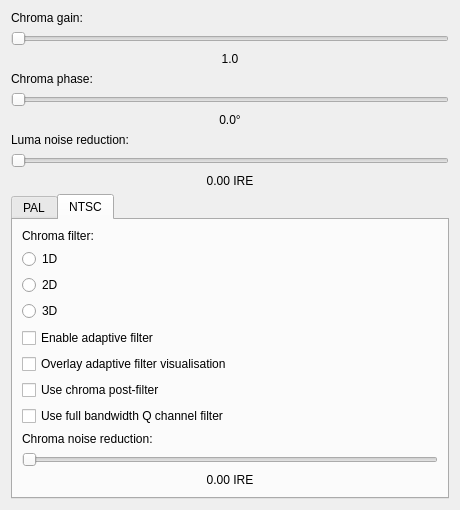
happycube/ld-decode, file tools/ld-analyse/chromadecoderconfigdialog.ui: the form before one commit.
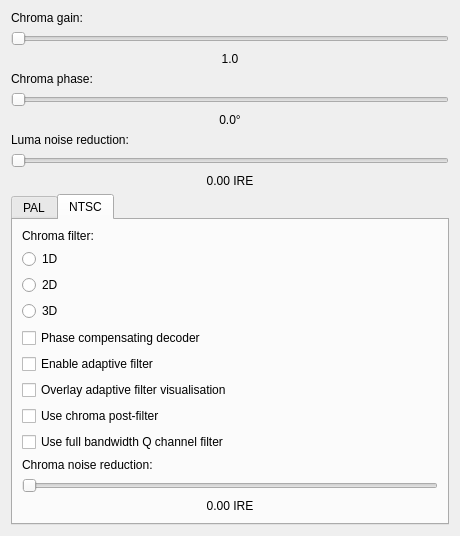
The form after the commit. The open tabs and pages were chosen to show the change.

Diff of the .ui file:
```diff
--- a/tools/ld-analyse/chromadecoderconfigdialog.ui
+++ b/tools/ld-analyse/chromadecoderconfigdialog.ui
@@ -7,7 +7,7 @@
     <x>0</x>
     <y>0</y>
     <width>460</width>
-    <height>180</height>
+    <height>514</height>
    </rect>
   </property>
   <property name="windowTitle">
@@ -296,6 +296,13 @@
          </property>
         </spacer>
        </item>
+       <item>
+        <widget class="QCheckBox" name="phaseCompCheckBox">
+         <property name="text">
+          <string>Phase compensating decoder</string>
+         </property>
+        </widget>
+       </item>
        <item>
         <widget class="QCheckBox" name="adaptiveCheckBox">
          <property name="text">
```
Left out of the diff: 4 changed lines with no effect on the pictures.
